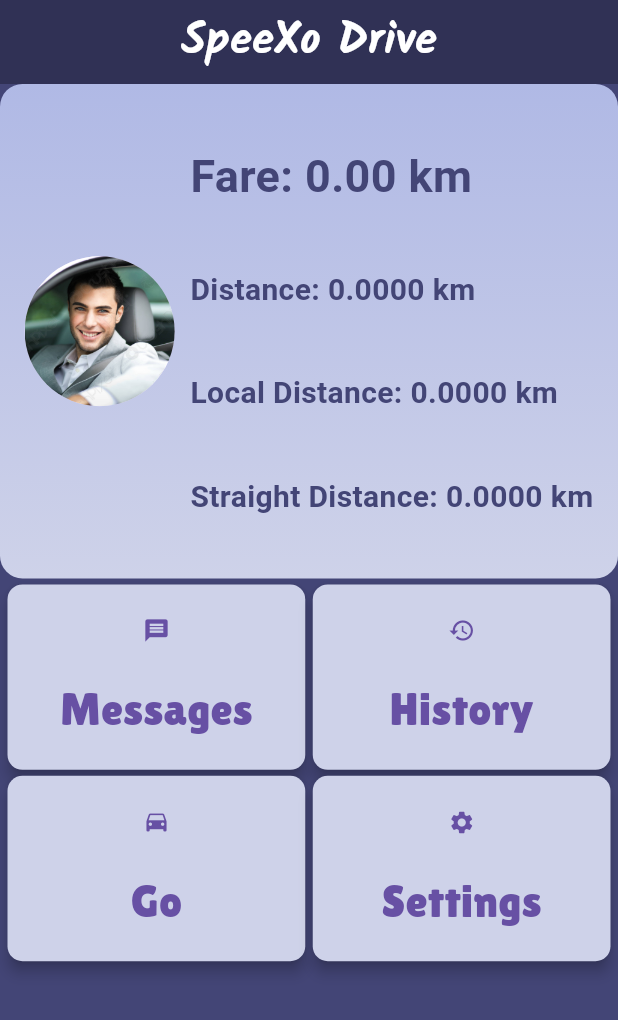
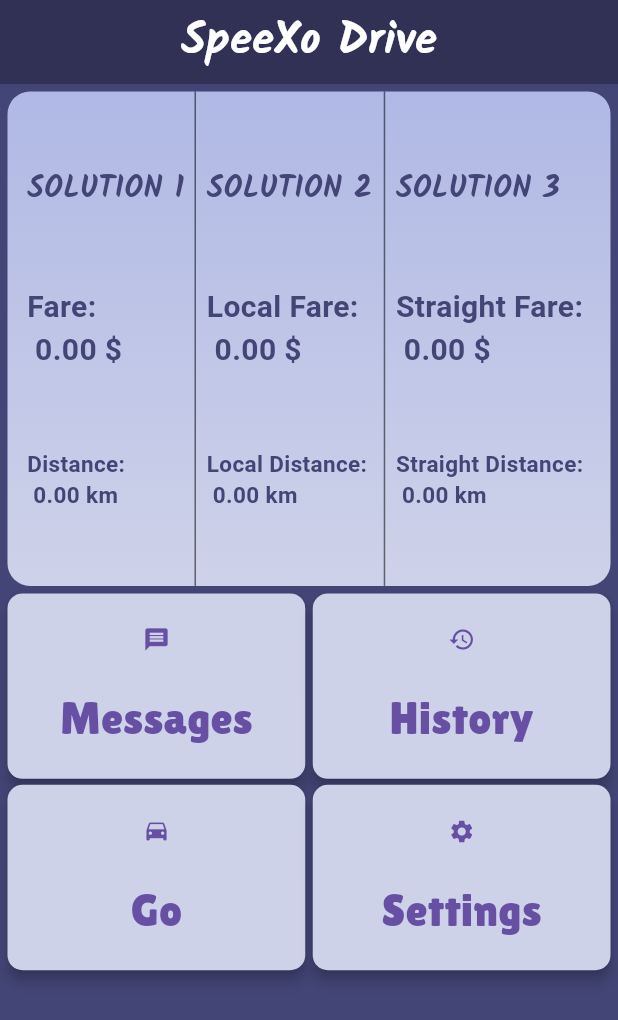
Before and after one commit to handsomrana/SpeeXo_meter, a Flutter app: the screen it shows after launch, on a phone screen of 412 x 824 dp. Shown: the top 1020 px of the screen. Run offline on Flutter 3.47's test engine with Material 3 defaults, Android fonts, the light colour scheme and no system bars; our stand-ins replace geocoding, geolocator, get, google_fonts, isar, shared_preferences and 1 more; missing offline and left inert: flutter_overlay_window; accounts and stored records are empty; generated files the repository leaves out were written again.

Commit message:
multiple solutions for tunnel

```diff
--- a/lib/app/controllers/ride_controller.dart
+++ b/lib/app/controllers/ride_controller.dart
@@ -35,8 +35,10 @@ class RideController extends GetxController {
   Position? startPosition;
   double totalLocalDistance = 0.0;
   double totalStraightDistance = 0.0;
+  double totalStraightFare = 0.0;
   double totalLocalFare = 0.0;
   double localMovingFare = 0.0;
+  double straightMovingFare = 0.0;
   // Position? tunnelStartPosition;
   // Position? tunnelEndPosition;
   // double tunnelDistance = 0.0;
@@ -78,6 +80,8 @@ class RideController extends GetxController {
       totalStraightDistance = 0.0;
       totalLocalFare = 0.0;
       localMovingFare = 0.0;
+      straightMovingFare = 0.0;
+      totalStraightFare = 0.0;
       // tunnelTime = 0.0;
       // tunnelDistance = 0.0;
       // tunnelFare = 0.0;
@@ -265,6 +269,7 @@ class RideController extends GetxController {
     await savePositionToLocal();
     await getDistanceFromLocal();
     calculateLocalFare();
+    calculateStraightFare();
     await getStraightDistance();
     // print(totalDistance.toStringAsFixed(4));
     // print(totalLocalDistance.toStringAsFixed(4));
@@ -453,6 +458,16 @@ class RideController extends GetxController {
         tollsAmount + extraAmount + packageCost + waitingFare + localMovingFare;
   }
 
+  void calculateStraightFare() {
+    straightMovingFare = totalStraightDistance * movingRate;
+    waitingFare = waitingTime * waitingRate;
+    totalStraightFare = tollsAmount +
+        extraAmount +
+        packageCost +
+        waitingFare +
+        straightMovingFare;
+  }
+
   String calculateDuration(String start, String end) {
     if (start.isEmpty || end.isEmpty) return '';
     final DateTime startTime = DateTime.parse(start);
--- a/lib/app/views/home_view.dart
+++ b/lib/app/views/home_view.dart
@@ -44,10 +44,13 @@ class HomeView extends StatelessWidget {
             return Column(
               mainAxisAlignment: MainAxisAlignment.start,
               children: <Widget>[
-                DriverDataWidgetContainer(isTablet: isTablet),
-                const SizedBox(
-                  height: 4,
+                Padding(
+                  padding: const EdgeInsets.all(5.0),
+                  child: DriverDataWidgetContainer(isTablet: isTablet),
                 ),
+                // const SizedBox(
+                //   height: 4,
+                // ),
                 const HomeScreenFirstButtonRow(),
                 const SizedBox(
                   height: 4,
--- a/lib/app/views/ride_view.dart
+++ b/lib/app/views/ride_view.dart
@@ -244,7 +244,7 @@ class RideView extends StatelessWidget {
           height: 20,
         ),
         Text(
-          'Distance: ${controller.totalDistance.toStringAsFixed(4)} km',
+          'Distance: ${controller.totalDistance.toStringAsFixed(1)} km',
           style: GoogleFonts.sairaCondensed(
             fontSize: 20,
             color: Colors.white.withOpacity(0.8),
--- a/lib/app/widgets/end_alert_dialog_widget.dart
+++ b/lib/app/widgets/end_alert_dialog_widget.dart
@@ -24,7 +24,8 @@ class EndAlertDialogWidget extends StatelessWidget {
         mainAxisSize: MainAxisSize.min,
         children: [
           Text(
-            "Do you want to end ride \n with total Fare of ${rideController.totalFare.toStringAsFixed(1)} \$ ",
+            // "Do you want to end ride \n with total Fare of ${rideController.totalFare.toStringAsFixed(1)} \$ ",
+            "Do you want to end ride ? ",
             style: GoogleFonts.sairaCondensed(
               color: Colors.white,
               fontSize: 20,
@@ -42,7 +43,7 @@ class EndAlertDialogWidget extends StatelessWidget {
             },
             style: elevatedButtonStyle,
             child: Text(
-              "End",
+              "Confrm",
               style: elevatdButtonTextstyle,
             ),
           ),
--- a/lib/app/widgets/homescreenwidgets/driver_data_container.dart
+++ b/lib/app/widgets/homescreenwidgets/driver_data_container.dart
@@ -28,24 +28,20 @@ class DriverDataWidgetContainer extends StatelessWidget {
           child: Row(
             mainAxisAlignment: MainAxisAlignment.spaceEvenly,
             children: [
-              const CircleAvatar(
-                radius: 50.0,
-                backgroundImage: AssetImage('assets/images/driverimge.jpeg'),
-              ),
               Column(
                 mainAxisAlignment: MainAxisAlignment.spaceEvenly,
                 crossAxisAlignment: CrossAxisAlignment.start,
                 children: [
                   Text(
-                    'Fare: ${controller.totalLocalFare.toStringAsFixed(2)} km',
-                    style: GoogleFonts.sairaCondensed(
-                      fontSize: 30,
+                    "SOLUTION 1",
+                    style: GoogleFonts.kalam(
+                      fontSize: 20,
                       color: darkMainColor,
                       fontWeight: FontWeight.bold,
                     ),
                   ),
                   Text(
-                    'Distance: ${controller.totalDistance.toStringAsFixed(4)} km',
+                    'Fare: \n ${controller.totalFare.toStringAsFixed(2)} \$',
                     style: GoogleFonts.sairaCondensed(
                       fontSize: 20,
                       color: darkMainColor,
@@ -53,7 +49,34 @@ class DriverDataWidgetContainer extends StatelessWidget {
                     ),
                   ),
                   Text(
-                    'Local Distance: ${controller.totalLocalDistance.toStringAsFixed(4)} km',
+                    'Distance: \n ${controller.totalDistance.toStringAsFixed(2)} km',
+                    style: GoogleFonts.sairaCondensed(
+                      fontSize: 15,
+                      color: darkMainColor,
+                      fontWeight: FontWeight.bold,
+                    ),
+                  ),
+                ],
+              ),
+              const VerticalDivider(
+                color: Colors.black54,
+                thickness: 1,
+                width: 1,
+              ),
+              Column(
+                mainAxisAlignment: MainAxisAlignment.spaceEvenly,
+                crossAxisAlignment: CrossAxisAlignment.start,
+                children: [
+                  Text(
+                    "SOLUTION 2",
+                    style: GoogleFonts.kalam(
+                      fontSize: 20,
+                      color: darkMainColor,
+                      fontWeight: FontWeight.bold,
+                    ),
+                  ),
+                  Text(
+                    'Local Fare: \n ${controller.totalLocalFare.toStringAsFixed(2)} \$',
                     style: GoogleFonts.sairaCondensed(
                       fontSize: 20,
                       color: darkMainColor,
@@ -61,9 +84,44 @@ class DriverDataWidgetContainer extends StatelessWidget {
                     ),
                   ),
                   Text(
-                    'Straight Distance: ${controller.totalStraightDistance.toStringAsFixed(4)} km',
+                    'Local Distance: \n ${controller.totalLocalDistance.toStringAsFixed(2)} km',
+                    style: GoogleFonts.sairaCondensed(
+                      fontSize: 15,
+                      color: darkMainColor,
+                      fontWeight: FontWeight.bold,
+                    ),
+                  ),
+                ],
+              ),
+              const VerticalDivider(
+                color: Colors.black54,
+                thickness: 1,
+                width: 1,
+              ),
+              Column(
+                mainAxisAlignment: MainAxisAlignment.spaceEvenly,
+                crossAxisAlignment: CrossAxisAlignment.start,
+                children: [
+                  Text(
+                    "SOLUTION 3",
+                    style: GoogleFonts.kalam(
+                      fontSize: 20,
+                      color: darkMainColor,
+                      fontWeight: FontWeight.bold,
+                    ),
+                  ),
+                  Text(
+                    'Straight Fare: \n ${controller.totalStraightFare.toStringAsFixed(2)} \$',
                     style: GoogleFonts.sairaCondensed(
                       fontSize: 20,
+                      color: darkMainColor,
+                      fontWeight: FontWeight.bold,
+                    ),
+                  ),
+                  Text(
+                    'Straight Distance: \n ${controller.totalStraightDistance.toStringAsFixed(2)} km',
+                    style: GoogleFonts.sairaCondensed(
+                      fontSize: 15,
                       color: darkMainColor,
                       fontWeight: FontWeight.bold,
                     ),
```
